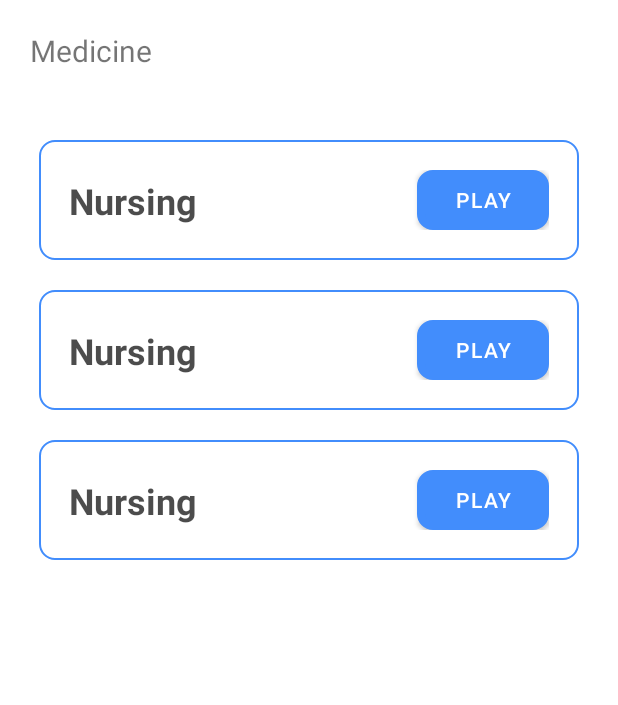
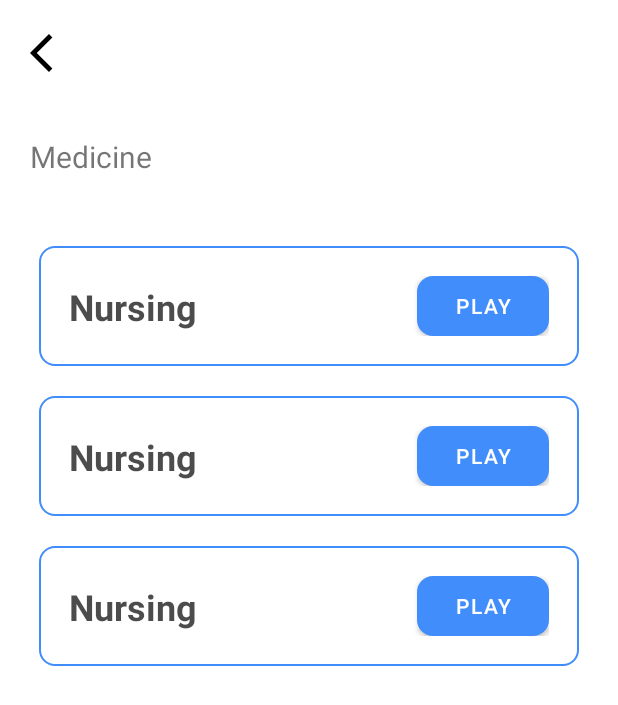
Before and after one commit to Justin-A9/Word-splash, an Android app: the layout activity_sub_category.xml on its own in the app's theme, with its tools: preview values and no code run, on a phone screen of 412 x 824 dp. Shown: the top 705 px of the screen. Run offline under Robolectric (Android 15) with nearby library versions, the phone set to English and light mode, and no system bars; Roboto replaces fonts that are not available here.

Commit message:
Upgraded design

```diff
--- /dev/null
+++ b/app/src/main/res/drawable/ic_baseline_arrow_back_ios_24.xml
@@ -0,0 +1,5 @@
+<vector android:autoMirrored="true" android:height="24dp"
+    android:tint="#000000" android:viewportHeight="24"
+    android:viewportWidth="24" android:width="24dp" xmlns:android="http://schemas.android.com/apk/res/android">
+    <path android:fillColor="@android:color/white" android:pathData="M11.67,3.87L9.9,2.1 0,12l9.9,9.9 1.77,-1.77L3.54,12z"/>
+</vector>
--- a/app/src/main/res/layout/activity_sub_category.xml
+++ b/app/src/main/res/layout/activity_sub_category.xml
@@ -18,6 +18,13 @@
 <!--        android:layout_width="match_parent"-->
 <!--        android:layout_height="wrap_content"/>-->
 
+    <ImageView
+        android:id="@+id/back_btn"
+        android:layout_width="wrap_content"
+        android:padding="15dp"
+        android:layout_height="wrap_content"
+        android:layout_margin="20dp"
+        android:background="@drawable/ic_baseline_arrow_back_ios_24"/>
     <TextView
         android:id="@+id/text"
         android:layout_width="wrap_content"
```
Also changed, not shown: app/src/main/java/com/example/hiiii/datasource/PreferenceManager.kt (added, +24 -0 lines), app/src/main/java/com/example/hiiii/fragments/EditProfile.kt (+15 -1 lines), app/src/main/java/com/example/hiiii/fragments/Profile.kt (+17 -2 lines).
